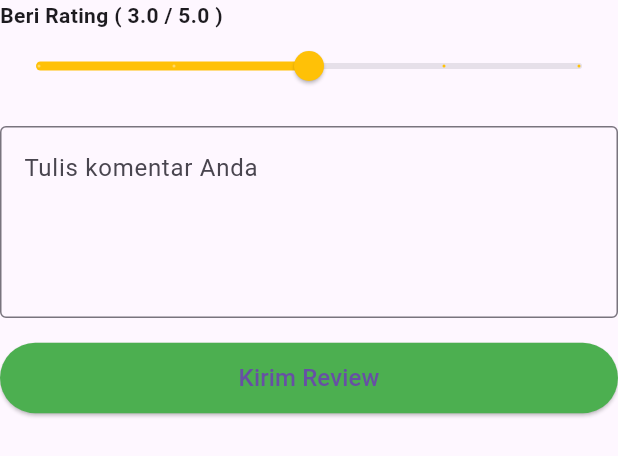
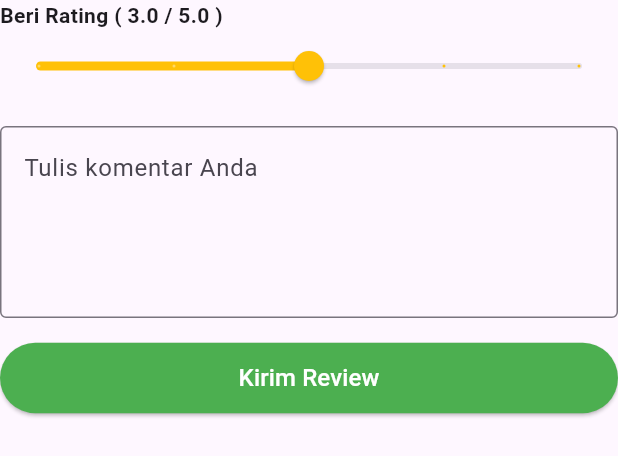
Before and after one commit to shamhasan/multi_kelompok_loginscreen, a Flutter app: the AddReviewForm widget shown alone on an empty page, opened directly with empty values, on a phone screen of 412 x 824 dp. Shown: the top 456 px of the screen. Run offline on Flutter 3.47's test engine with Material 3 defaults, Android fonts, the phone set to English and light mode, and no system bars; network calls fail.

Commit message:
update fitur review dan benerin poster filmnya hilang cik

```diff
--- a/lib/widgets/add_review_form.dart
+++ b/lib/widgets/add_review_form.dart
@@ -101,7 +101,7 @@ class _AddReviewFormState extends State<AddReviewForm> {
                 backgroundColor: Colors.green,
                 padding: const EdgeInsets.symmetric(vertical: 12),
               ),
-              child: const Text('Kirim Review', style: TextStyle(fontSize: 16)),
+              child: const Text('Kirim Review', style: TextStyle(fontSize: 16, color: Colors.white)),
             ),
           ),
         ],
```
Also changed, not shown: lib/data/movie.dart (+4 -4 lines).
